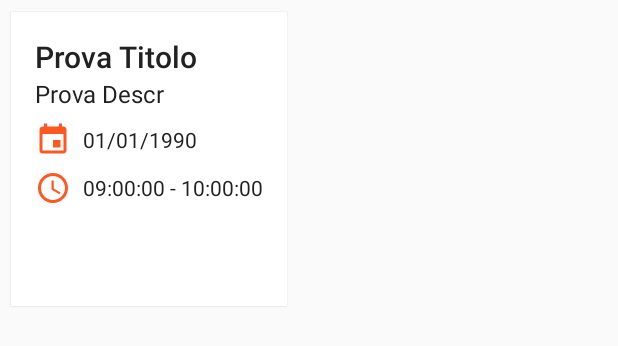
After one commit to AmI-2018/NTMY-code, an Android app: the layout item_event_card.xml on its own in the app's theme, with its tools: preview values and no code run, on a phone screen of 412 x 824 dp. The commit adds this screen. Shown: the top 346 px of the screen. Run offline under Robolectric (Android 15) with nearby library versions, the phone set to English and light mode, and no system bars; network calls fail.

Commit message:
Recent Events RecyclerView added with SnapHelper. Items are CardView based

```diff
--- a/app/mobile/build.gradle
+++ b/app/mobile/build.gradle
@@ -21,6 +21,7 @@ android {
 dependencies {
     implementation fileTree(dir: 'libs', include: ['*.jar'])
     implementation 'com.android.support:appcompat-v7:27.1.1'
+    implementation 'com.android.support:cardview-v7:27.1.1'
     implementation 'com.android.support.constraint:constraint-layout:1.1.0'
     testImplementation 'junit:junit:4.12'
     androidTestImplementation 'com.android.support.test:runner:1.0.2'
--- a/app/mobile/src/main/java/io/ami2018/ntmy/network/QueueSingleton.java
+++ b/app/mobile/src/main/java/io/ami2018/ntmy/network/QueueSingleton.java
@@ -23,7 +23,7 @@ public class QueueSingleton {
         return mInstance;
     }
 
-    public RequestQueue getRequestQueue() {
+    private RequestQueue getRequestQueue() {
         if (mQueue == null) {
             mQueue = Volley.newRequestQueue(mCtx.getApplicationContext());
         }
--- /dev/null
+++ b/app/mobile/src/main/res/drawable/ic_access_time.xml
@@ -0,0 +1,9 @@
+<vector xmlns:android="http://schemas.android.com/apk/res/android"
+    android:width="24dp"
+    android:height="24dp"
+    android:viewportHeight="24.0"
+    android:viewportWidth="24.0">
+    <path
+        android:fillColor="#FF000000"
+        android:pathData="M11.99,2C6.47,2 2,6.48 2,12s4.47,10 9.99,10C17.52,22 22,17.52 22,12S17.52,2 11.99,2zM12,20c-4.42,0 -8,-3.58 -8,-8s3.58,-8 8,-8 8,3.58 8,8 -3.58,8 -8,8zM12.5,7H11v6l5.25,3.15 0.75,-1.23 -4.5,-2.67z" />
+</vector>
--- /dev/null
+++ b/app/mobile/src/main/res/drawable/ic_event.xml
@@ -0,0 +1,9 @@
+<vector xmlns:android="http://schemas.android.com/apk/res/android"
+    android:width="24dp"
+    android:height="24dp"
+    android:viewportHeight="24.0"
+    android:viewportWidth="24.0">
+    <path
+        android:fillColor="#FF000000"
+        android:pathData="M17,12h-5v5h5v-5zM16,1v2L8,3L8,1L6,1v2L5,3c-1.11,0 -1.99,0.9 -1.99,2L3,19c0,1.1 0.89,2 2,2h14c1.1,0 2,-0.9 2,-2L21,5c0,-1.1 -0.9,-2 -2,-2h-1L18,1h-2zM19,19L5,19L5,8h14v11z" />
+</vector>
--- /dev/null
+++ b/app/mobile/src/main/res/layout/item_event_card.xml
@@ -0,0 +1,65 @@
+<?xml version="1.0" encoding="utf-8"?>
+<android.support.v7.widget.CardView xmlns:android="http://schemas.android.com/apk/res/android"
+    xmlns:app="http://schemas.android.com/apk/res-auto"
+    android:layout_width="wrap_content"
+    android:layout_height="wrap_content"
+    android:layout_margin="6dp"
+    android:minHeight="200dp"
+    android:minWidth="160dp"
+    android:orientation="vertical"
+    android:padding="8dp"
+    app:cardCornerRadius="0dp"
+    app:cardElevation="0.7dp"
+    app:cardMaxElevation="1dp"
+    app:cardPreventCornerOverlap="true"
+    app:cardUseCompatPadding="true"
+    app:contentPadding="16dp">
+
+    <RelativeLayout
+        android:layout_width="match_parent"
+        android:layout_height="match_parent">
+
+        <TextView
+            android:id="@+id/item_event_card_tv_title"
+            android:layout_width="wrap_content"
+            android:layout_height="wrap_content"
+            android:text="Prova Titolo"
+            android:textAppearance="@style/TextAppearance.AppCompat.Title" />
+
+        <TextView
+            android:id="@+id/item_event_card_tv_descr"
+            android:layout_width="wrap_content"
+            android:layout_height="wrap_content"
+            android:layout_below="@+id/item_event_card_tv_title"
+            android:text="Prova Descr"
+            android:textAppearance="@style/TextAppearance.AppCompat.Subhead" />
+
+        <TextView
+            android:id="@+id/item_event_card_tv_date"
+            android:layout_width="wrap_content"
+            android:layout_height="wrap_content"
+            android:layout_below="@+id/item_event_card_tv_descr"
+            android:layout_marginTop="8dp"
+            android:drawablePadding="8dp"
+            android:drawableStart="@drawable/ic_event"
+            android:drawableTint="@color/colorAccent"
+            android:gravity="center"
+            android:text="01/01/1990"
+            android:textAppearance="@style/TextAppearance.AppCompat.Body1" />
+
+        <TextView
+            android:id="@+id/item_event_card_tv_time"
+            android:layout_width="wrap_content"
+            android:layout_height="wrap_content"
+            android:layout_below="@id/item_event_card_tv_date"
+            android:layout_marginTop="8dp"
+            android:drawablePadding="8dp"
+            android:drawableStart="@drawable/ic_access_time"
+            android:drawableTint="@color/colorAccent"
+            android:gravity="center"
+            android:text="09:00:00 - 10:00:00"
+            android:textAppearance="@style/Base.TextAppearance.AppCompat.Body1" />
+
+    </RelativeLayout>
+
+</android.support.v7.widget.CardView>
--- a/app/mobile/src/main/res/layout/nav_header.xml
+++ b/app/mobile/src/main/res/layout/nav_header.xml
@@ -12,7 +12,7 @@
     <ImageView
         android:layout_width="64dp"
         android:layout_height="64dp"
-        android:layout_marginBottom="8dp"
+        android:layout_marginBottom="16dp"
         android:contentDescription="@string/alt_logo"
         app:srcCompat="@mipmap/ic_launcher_round" />
 
```
Also changed, not shown: app/mobile/src/main/java/io/ami2018/ntmy/MainActivity.java (+12 -8 lines), app/mobile/src/main/java/io/ami2018/ntmy/MainFragment.java (+58 -3 lines), app/mobile/src/main/java/io/ami2018/ntmy/model/Category.java (added, +51 -0 lines), app/mobile/src/main/java/io/ami2018/ntmy/model/Event.java (added, +73 -0 lines), app/mobile/src/main/java/io/ami2018/ntmy/model/Facility.java (added, +51 -0 lines), app/mobile/src/main/java/io/ami2018/ntmy/model/Room.java (added, +62 -0 lines), app/mobile/src/main/java/io/ami2018/ntmy/model/User.java (+42 -11 lines), app/mobile/src/main/java/io/ami2018/ntmy/network/RequestHelper.java (+7 -0 lines), app/mobile/src/main/java/io/ami2018/ntmy/recyclerviews/NextEventAdapter.java (added, +78 -0 lines), app/mobile/src/main/java/io/ami2018/ntmy/recyclerviews/StartSnapHelper.java (added, +82 -0 lines), app/mobile/src/main/res/drawable/ic_date_range.xml (added, +9 -0 lines), app/mobile/src/main/res/layout/fragment_main.xml (+30 -1 lines), 2 other files.
